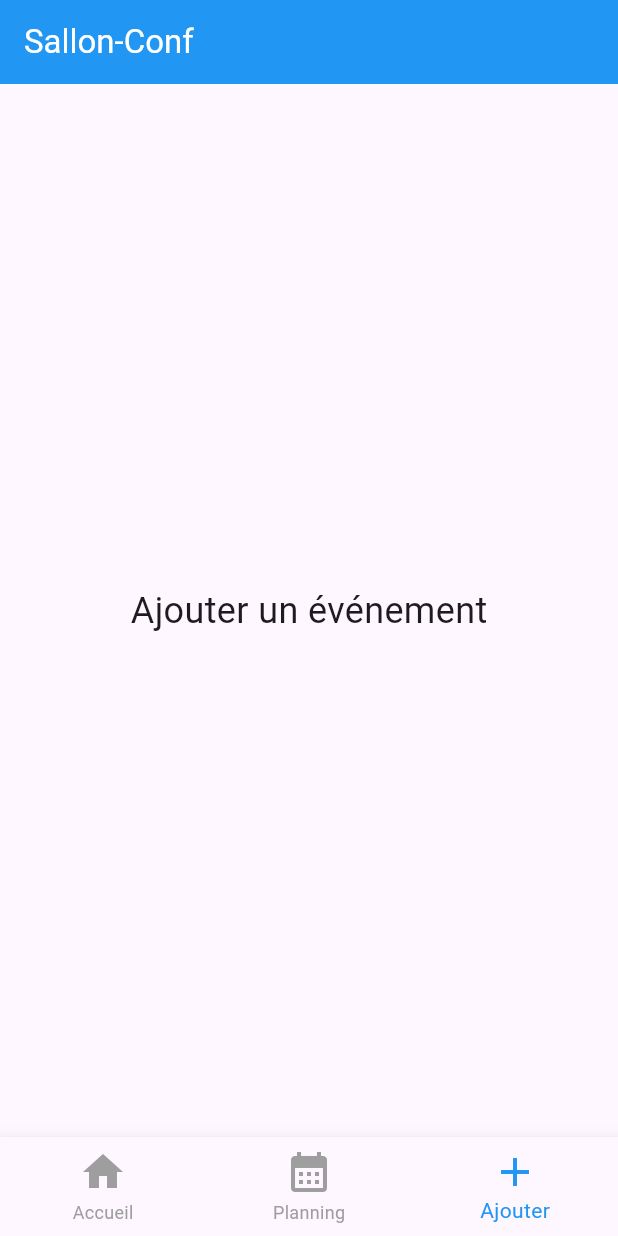
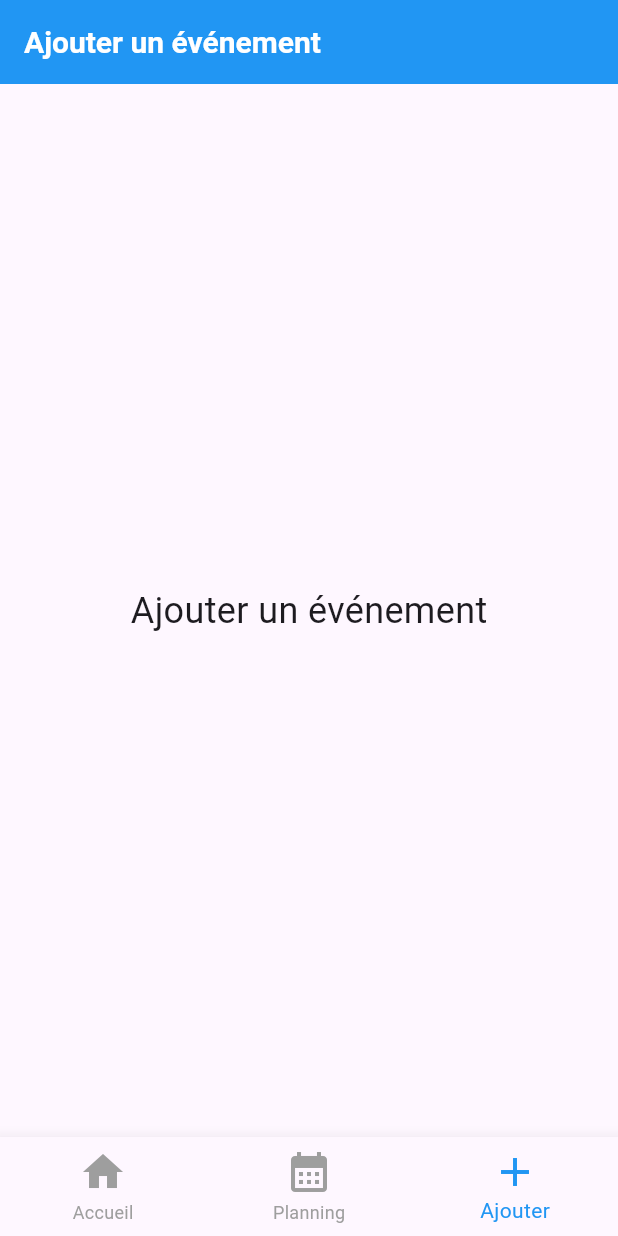
Before and after one commit to layesow/Salon-conference, a Flutter app: the screen it shows after launch, item 3 of the bottom bar chosen, on a phone screen of 412 x 824 dp. Run offline on Flutter 3.47's test engine with Material 3 defaults, Android fonts, the phone set to English and light mode, and no system bars; our stand-ins replace flutter_svg.

Commit message:
ajout de la navigation sur ajout de planing et mettre le appBar en bleu et le text en blanc

```diff
--- a/lib/main.dart
+++ b/lib/main.dart
@@ -26,15 +26,27 @@ class _MyAppState extends State<MyApp> {
   @override
   Widget build(BuildContext context) {
     return MaterialApp(
+
+      theme: ThemeData(
+        appBarTheme: const AppBarTheme(
+          backgroundColor: Colors.blue,
+          titleTextStyle: TextStyle(
+            color: Colors.white,
+            fontSize: 20,
+            fontWeight: FontWeight.w600,
+          ),
+          iconTheme: IconThemeData(color: Colors.white),
+        ),
+      ),
+
       home : Scaffold(
         appBar: AppBar(
-          title: const Text(
-            "Sallon-Conf",
-            style: TextStyle(
-              color: Colors.white
-            ),
-          ),
-          backgroundColor: Colors.blue,
+          title: [
+            const Text("Accueil"),
+            const Text("Planning"),
+            const Text("Ajouter un événement")
+          ][_currentIndex], // affiche le titre correspondant à l'index sélectionné
+
         ),
         body: [
           const HomePage(),
```
